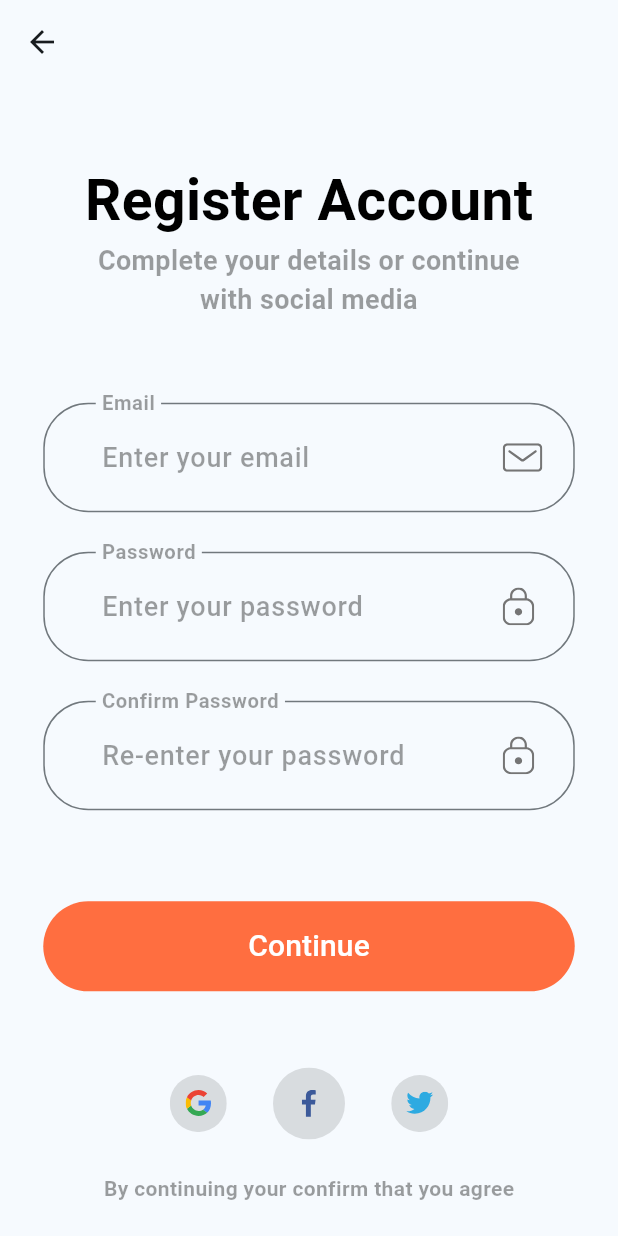
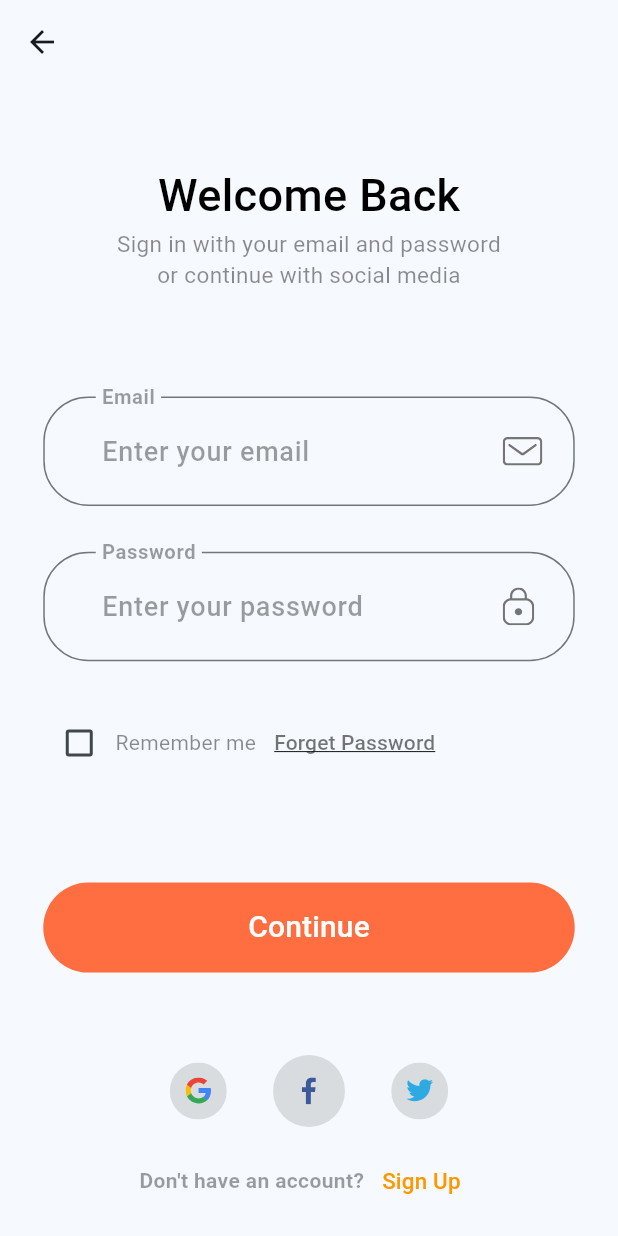
Before and after one commit to Eyad0b/Flutter_Orange_training_ECommerce_app_design, a Flutter app: the LoginScreen screen opened directly, after a tap on "Log in", on a phone screen of 412 x 824 dp. Run offline on Flutter 3.47's test engine with Material 2 defaults, Android fonts, the phone set to English and light mode, and no system bars; our stand-ins replace flutter_svg, lottie.

Commit message:
update 1

```diff
--- a/lib/main.dart
+++ b/lib/main.dart
@@ -1,4 +1,5 @@
 import 'package:flutter/material.dart';
+import 'package:untitled1/screens/home_screen.dart';
 
 import 'screens/login_screen.dart';
 
@@ -34,7 +35,7 @@ class MyApp extends StatelessWidget {
         useMaterial3: true,
       ),
       debugShowCheckedModeBanner: false,
-      home: const LoginScreen(),
+      home: const HomeScreen(),
     );
   }
 }
--- /dev/null
+++ b/lib/screens/home_screen.dart
@@ -0,0 +1,17 @@
+import 'package:flutter/material.dart';
+
+class HomeScreen extends StatefulWidget {
+  const HomeScreen({super.key});
+
+  @override
+  State<HomeScreen> createState() => _HomeScreenState();
+}
+
+class _HomeScreenState extends State<HomeScreen> {
+  @override
+  Widget build(BuildContext context) {
+    return const Scaffold(
+
+    );
+  }
+}
--- a/lib/screens/login_screen.dart
+++ b/lib/screens/login_screen.dart
@@ -1,6 +1,7 @@
 import 'package:flutter/material.dart';
 import 'package:untitled1/screens/signup_screen.dart';
 import 'package:lottie/lottie.dart';
+import 'package:untitled1/screens/welcome_back_screen.dart';
 
 class LoginScreen extends StatefulWidget {
   const LoginScreen({super.key});
@@ -159,7 +160,7 @@ class _LoginScreenState extends State<LoginScreen> {
                             Navigator.push(
                               context,
                               MaterialPageRoute(
-                                  builder: (context) => const SignUpScreen()),
+                                  builder: (context) => const WelcomeBackScreen()),
                             );
                           },
                           child: Padding(
--- /dev/null
+++ b/lib/screens/welcome_back_screen.dart
@@ -0,0 +1,321 @@
+import 'package:flutter/material.dart';
+import 'package:flutter_svg/svg.dart';
+import 'package:untitled1/screens/signup_screen.dart';
+
+class WelcomeBackScreen extends StatefulWidget {
+  const WelcomeBackScreen({super.key});
+
+  @override
+  State<WelcomeBackScreen> createState() => _WelcomeBackScreenState();
+}
+
+class _WelcomeBackScreenState extends State<WelcomeBackScreen> {
+  @override
+  Widget build(BuildContext context) {
+    double width = MediaQuery.of(context).size.width;
+    double height = MediaQuery.of(context).size.height;
+
+    return SafeArea(
+      child: Scaffold(
+        appBar: AppBar(),
+        body: Container(
+          alignment: Alignment.center,
+          width: width,
+          height: height,
+          child: SingleChildScrollView(
+            child: Column(
+              crossAxisAlignment: CrossAxisAlignment.start,
+              children: [
+                Container(
+                  alignment: Alignment.center,
+                  height: height * .2,
+                  child: const Column(
+                    mainAxisAlignment: MainAxisAlignment.center,
+                    children: [
+                      Text(
+                        "Welcome Back",
+                        style: TextStyle(
+                          fontSize: 30,
+                          color: Colors.black,
+                          fontWeight: FontWeight.w500,
+                        ),
+                      ),
+                      Text(
+                          "Sign in with your email and password\nor continue with social media",
+                          style: TextStyle(
+                            fontSize: 15,
+                            color: Colors.black45,
+                            // fontWeight: FontWeight.w700,
+                          ),
+                          textAlign: TextAlign.center),
+                    ],
+                  ),
+                ),
+                Container(
+                  alignment: Alignment.topCenter,
+                  height: height * .54,
+                  margin:
+                      EdgeInsets.only(left: width * .07, right: width * .07),
+                  child: Column(
+                    mainAxisAlignment: MainAxisAlignment.spaceEvenly,
+                    children: [
+                      TextField(
+                        decoration: InputDecoration(
+                          // padding around hint
+                          contentPadding: const EdgeInsets.only(
+                              left: 35, bottom: 23, top: 23),
+                          hintText: 'Enter your email',
+                          labelText: 'Email',
+                          labelStyle: const TextStyle(
+                              fontSize: 18,
+                              color: Colors.black38,
+                              fontWeight: FontWeight.bold),
+                          // Add border around text filed
+                          border: const OutlineInputBorder(
+                              borderRadius:
+                                  BorderRadius.all(Radius.circular(30)),
+                              borderSide: BorderSide(
+                                  color: Colors.deepOrangeAccent, width: 2)),
+                          // Make labelText visible all time
+                          floatingLabelBehavior: FloatingLabelBehavior.always,
+                          // Add icon in right side
+                          suffixIcon: Container(
+                            padding: const EdgeInsets.only(
+                                right: Checkbox.width * 1.2),
+                            child: SvgPicture.asset(
+                              'assets/icons/Mail.svg',
+                              semanticsLabel: 'Google Logo',
+                            ),
+                          ),
+                          hintStyle: const TextStyle(
+                            color: Colors.black38,
+                            fontSize: 18,
+                            fontWeight: FontWeight.w500,
+                          ),
+                          // focusColor: Colors.deepOrangeAccent,
+                          focusedBorder: const OutlineInputBorder(
+                              borderRadius: BorderRadius.all(
+                                Radius.circular(30),
+                              ),
+                              borderSide: BorderSide(
+                                  color: Colors.deepOrangeAccent, width: 2)),
+                        ),
+                        cursorColor: Colors.deepOrangeAccent,
+                      ),
+                      TextField(
+                        decoration: InputDecoration(
+                          focusColor: Colors.deepOrangeAccent,
+                          // padding around hint
+                          contentPadding: const EdgeInsets.only(
+                              left: 35, bottom: 23, top: 23),
+                          hintText: 'Enter your password',
+                          labelText: 'Password',
+                          labelStyle: const TextStyle(
+                              fontSize: 18,
+                              color: Colors.black38,
+                              fontWeight: FontWeight.bold),
+                          // Add border around text filed
+                          border: const OutlineInputBorder(
+                              borderRadius:
+                                  BorderRadius.all(Radius.circular(30)),
+                              borderSide: BorderSide(
+                                  color: Colors.deepOrangeAccent, width: 2)),
+                          // Make labelText visible all time
+                          floatingLabelBehavior: FloatingLabelBehavior.always,
+                          // Add icon in right side
+                          suffixIcon: Container(
+                            padding: const EdgeInsets.only(
+                                right: Checkbox.width * 1.5),
+                            child: SvgPicture.asset(
+                              'assets/icons/Lock.svg',
+                              semanticsLabel: 'Google Logo',
+                            ),
+                          ),
+                          hintStyle: const TextStyle(
+                              color: Colors.black38,
+                              fontSize: 18,
+                              fontWeight: FontWeight.w500),
+                          focusedBorder: const OutlineInputBorder(
+                              borderRadius: BorderRadius.all(
+                                Radius.circular(30),
+                              ),
+                              borderSide: BorderSide(
+                                  color: Colors.deepOrangeAccent, width: 2)),
+                        ),
+                        cursorColor: Colors.deepOrangeAccent,
+                      ),
+                      Row(
+                        children: [
+                          Column(
+                            children: [
+                              Row(
+                                children: [
+                                  Checkbox(
+                                    value: false,
+                                    onChanged: (value) {
+                                      value = true;
+                                    },
+                                  ),
+                                  const Text("Remember me",
+                                      style: TextStyle(color: Colors.black45)),
+                                ],
+                              ),
+                            ],
+                          ),
+                          Column(
+                            mainAxisAlignment: MainAxisAlignment.end,
+                            children: [
+                              TextButton(
+                                onPressed: () {},
+                                child: const Text(
+                                  "Forget Password",
+                                  style: TextStyle(
+                                    color: Colors.black54,
+                                    decoration: TextDecoration.underline,
+                                  ),
+                                ),
+                              ),
+                            ],
+                          ),
+                        ],
+                      ),
+                      SizedBox(height: height * .01),
+                      ElevatedButton(
+                        onPressed: () {
+                          Navigator.push(
+                            context,
+                            MaterialPageRoute(
+                                builder: (context) => const SignUpScreen()),
+                          );
+                        },
+                        style: ElevatedButton.styleFrom(
+                          backgroundColor: Colors.deepOrangeAccent,
+                          elevation: 0,
+                          fixedSize: Size(width * .86, 60),
+                        ),
+                        child: const Text(
+                          "Continue",
+                          style: TextStyle(color: Colors.white, fontSize: 20),
+                        ),
+                      ),
+                    ],
+                  ),
+                ),
+                Container(
+                  height: height * .102,
+                  padding: EdgeInsets.only(top: height * .02),
+                  alignment: Alignment.center,
+                  child: Column(
+                    mainAxisAlignment: MainAxisAlignment.spaceBetween,
+                    children: [
+                      Container(
+                        margin: EdgeInsets.only(
+                            right: width * .2, left: width * .2),
+                        child: ButtonBar(
+                          alignment: MainAxisAlignment.spaceEvenly,
+                          children: [
+                            Material(
+                              child: Ink(
+                                decoration: const BoxDecoration(
+                                  color: Colors.black12,
+                                  shape: BoxShape.circle,
+                                ),
+                                child: InkWell(
+                                  onTap: () {},
+                                  child: Padding(
+                                    padding: const EdgeInsets.all(10.0),
+                                    child: SvgPicture.asset(
+                                      'assets/icons/google-icon.svg',
+                                      width: Checkbox.width,
+                                      height: Checkbox.width,
+                                      semanticsLabel: 'Google Logo',
+                                    ),
+                                  ),
+                                ),
+                              ),
+                            ),
+                            Material(
+                              child: Ink(
+                                decoration: const BoxDecoration(
+                                  color: Colors.black12,
+                                  shape: BoxShape.circle,
+                                ),
+                                child: InkWell(
+                                  // borderRadius: BorderRadius.circular(500.0),
+                                  onTap: () {},
+                                  child: Padding(
+                                    padding: const EdgeInsets.all(15.0),
+                                    child: SvgPicture.asset(
+                                      'assets/icons/facebook-2.svg',
+                                      width: Checkbox.width,
+                                      height: Checkbox.width,
+                                      semanticsLabel: 'Google Logo',
+                                    ),
+                                  ),
+                                ),
+                              ),
+                            ),
+                            Material(
+                              child: Ink(
+                                decoration: const BoxDecoration(
+                                  color: Colors.black12,
+                                  shape: BoxShape.circle,
+                                ),
+                                child: InkWell(
+                                  onTap: () {},
+                                  child: Padding(
+                                    padding: const EdgeInsets.all(10.0),
+                                    child: SvgPicture.asset(
+                                      'assets/icons/twitter.svg',
+                                      width: Checkbox.width,
+                                      height: Checkbox.width,
+                                      semanticsLabel: 'Google Logo',
+                                    ),
+                                  ),
+                                ),
+                              ),
+                            ),
+                            // ElevatedButton(
+                            //   style: ElevatedButton.styleFrom(
+                            //     backgroundColor: Colors.black12,
+                            //     elevation: 0,
+                            //     shape: const CircleBorder(),
+                            //     // fixedSize: const Size( 25, 25),
+                            //   ),
+                            //   onPressed: () {},
+                            //   child: SvgPicture.asset(
+                            //     'assets/icons/twitter.svg',
+                            //     width: 25,
+                            //     height: 25,
+                            //     semanticsLabel: 'Google Logo',
+                            //   ),
+                            // ),
+                          ],
+                        ),
+                      ),
+                    ],
+                  ),
+                ),
+                Row(
+                  mainAxisAlignment: MainAxisAlignment.center,
+                  children: [
+                    const Text(
+                      'Don\'t have an account?',
+                      style: TextStyle(
+                        color: Colors.black38,
+                        fontWeight: FontWeight.bold,
+                      ),
+                    ),
+                    TextButton(onPressed: () {
+
+                    }, child: const Text("Sign Up",style: TextStyle(color: Colors.orange,fontSize: 15),)),
+                  ],
+                ),
+              ],
+            ),
+          ),
+        ),
+      ),
+    );
+  }
+}
```
